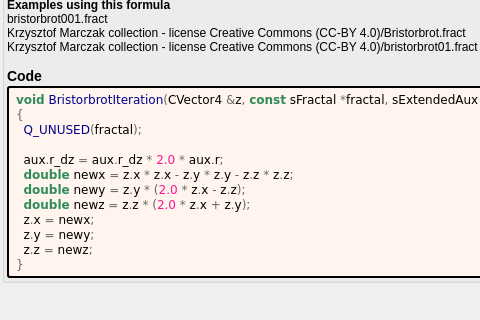
Before: the Qt Designer form mandelbulber2/formula/ui/bristorbrot.ui in buddhi1980/mandelbulber2, drawn with Qt 5; both pictures show x 0 to 480 and y 102 to 422 of the 565 by 1040 pixel window.
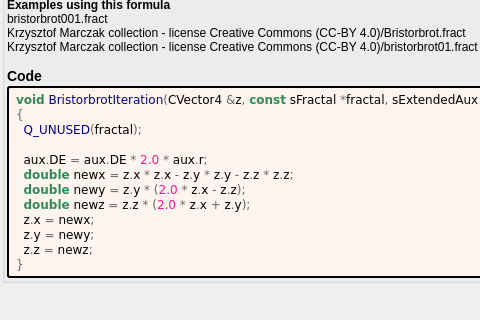
After: the same form once the commit is applied. Custom widgets are drawn as their Qt base class.

What changed in the file:
```diff
--- a/mandelbulber2/formula/ui/bristorbrot.ui
+++ b/mandelbulber2/formula/ui/bristorbrot.ui
@@ -95,7 +95,7 @@
 &lt;span style=&quot;color:#676767&quot;&gt;{&lt;/span&gt;
   &lt;span style=&quot;color:#00008f&quot;&gt;Q_UNUSED&lt;/span&gt;&lt;span style=&quot;color:#676767&quot;&gt;(&lt;/span&gt;fractal&lt;span style=&quot;color:#676767&quot;&gt;);&lt;/span&gt;
 
-  aux&lt;span style=&quot;color:#676767&quot;&gt;.&lt;/span&gt;r_dz &lt;span style=&quot;color:#676767&quot;&gt;=&lt;/span&gt; aux&lt;span style=&quot;color:#676767&quot;&gt;.&lt;/span&gt;r_dz &lt;span style=&quot;color:#676767&quot;&gt;*&lt;/span&gt; &lt;span style=&quot;color:#ff1493&quot;&gt;2.0&lt;/span&gt; &lt;span style=&quot;color:#676767&quot;&gt;*&lt;/span&gt; aux&lt;span style=&quot;color:#676767&quot;&gt;.&lt;/span&gt;r&lt;span style=&quot;color:#676767&quot;&gt;;&lt;/span&gt;
+  aux&lt;span style=&quot;color:#676767&quot;&gt;.&lt;/span&gt;DE &lt;span style=&quot;color:#676767&quot;&gt;=&lt;/span&gt; aux&lt;span style=&quot;color:#676767&quot;&gt;.&lt;/span&gt;DE &lt;span style=&quot;color:#676767&quot;&gt;*&lt;/span&gt; &lt;span style=&quot;color:#ff1493&quot;&gt;2.0&lt;/span&gt; &lt;span style=&quot;color:#676767&quot;&gt;*&lt;/span&gt; aux&lt;span style=&quot;color:#676767&quot;&gt;.&lt;/span&gt;r&lt;span style=&quot;color:#676767&quot;&gt;;&lt;/span&gt;
   &lt;span style=&quot;color:#2e8b57; font-weight:bold&quot;&gt;double&lt;/span&gt; newx &lt;span style=&quot;color:#676767&quot;&gt;=&lt;/span&gt; z&lt;span style=&quot;color:#676767&quot;&gt;.&lt;/span&gt;x &lt;span style=&quot;color:#676767&quot;&gt;*&lt;/span&gt; z&lt;span style=&quot;color:#676767&quot;&gt;.&lt;/span&gt;x &lt;span style=&quot;color:#676767&quot;&gt;-&lt;/span&gt; z&lt;span style=&quot;color:#676767&quot;&gt;.&lt;/span&gt;y &lt;span style=&quot;color:#676767&quot;&gt;*&lt;/span&gt; z&lt;span style=&quot;color:#676767&quot;&gt;.&lt;/span&gt;y &lt;span style=&quot;color:#676767&quot;&gt;-&lt;/span&gt; z&lt;span style=&quot;color:#676767&quot;&gt;.&lt;/span&gt;z &lt;span style=&quot;color:#676767&quot;&gt;*&lt;/span&gt; z&lt;span style=&quot;color:#676767&quot;&gt;.&lt;/span&gt;z&lt;span style=&quot;color:#676767&quot;&gt;;&lt;/span&gt;
   &lt;span style=&quot;color:#2e8b57; font-weight:bold&quot;&gt;double&lt;/span&gt; newy &lt;span style=&quot;color:#676767&quot;&gt;=&lt;/span&gt; z&lt;span style=&quot;color:#676767&quot;&gt;.&lt;/span&gt;y &lt;span style=&quot;color:#676767&quot;&gt;* (&lt;/span&gt;&lt;span style=&quot;color:#ff1493&quot;&gt;2.0&lt;/span&gt; &lt;span style=&quot;color:#676767&quot;&gt;*&lt;/span&gt; z&lt;span style=&quot;color:#676767&quot;&gt;.&lt;/span&gt;x &lt;span style=&quot;color:#676767&quot;&gt;-&lt;/span&gt; z&lt;span style=&quot;color:#676767&quot;&gt;.&lt;/span&gt;z&lt;span style=&quot;color:#676767&quot;&gt;);&lt;/span&gt;
   &lt;span style=&quot;color:#2e8b57; font-weight:bold&quot;&gt;double&lt;/span&gt; newz &lt;span style=&quot;color:#676767&quot;&gt;=&lt;/span&gt; z&lt;span style=&quot;color:#676767&quot;&gt;.&lt;/span&gt;z &lt;span style=&quot;color:#676767&quot;&gt;* (&lt;/span&gt;&lt;span style=&quot;color:#ff1493&quot;&gt;2.0&lt;/span&gt; &lt;span style=&quot;color:#676767&quot;&gt;*&lt;/span&gt; z&lt;span style=&quot;color:#676767&quot;&gt;.&lt;/span&gt;x &lt;span style=&quot;color:#676767&quot;&gt;+&lt;/span&gt; z&lt;span style=&quot;color:#676767&quot;&gt;.&lt;/span&gt;y&lt;span style=&quot;color:#676767&quot;&gt;);&lt;/span&gt;
```
